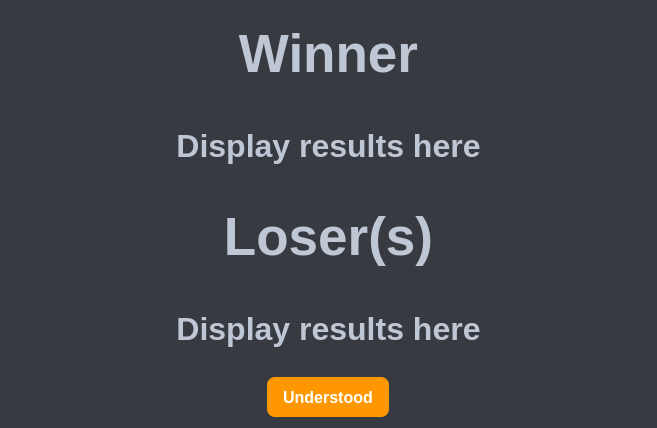
Before: the Qt Designer form view/displaywinner.ui in jaydeelew/poker_game_gui, drawn with Qt 5.
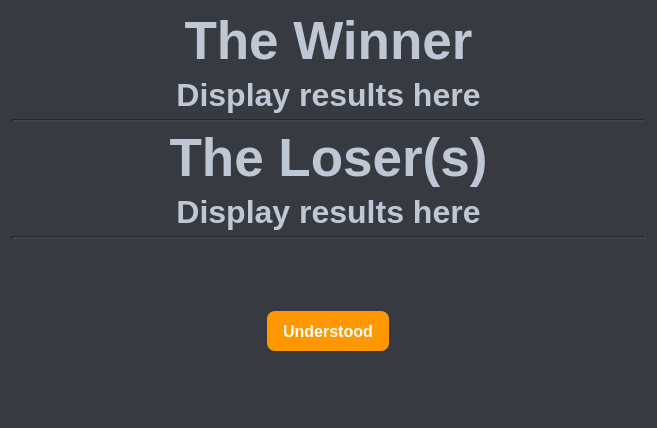
After: the same form once the commit is applied.

Commit message: gui object positioning

```diff
--- a/view/displaywinner.ui
+++ b/view/displaywinner.ui
@@ -58,12 +58,12 @@
      <property name="font">
       <font>
        <family>Segoe UI</family>
-       <pointsize>48</pointsize>
+       <pointsize>40</pointsize>
        <fontweight>Medium</fontweight>
       </font>
      </property>
      <property name="text">
-      <string>Winner</string>
+      <string>The Winner</string>
      </property>
      <property name="alignment">
       <set>Qt::AlignmentFlag::AlignCenter</set>
@@ -87,17 +87,27 @@
      </property>
     </widget>
    </item>
+   <item>
+    <widget class="Line" name="line">
+     <property name="lineWidth">
+      <number>3</number>
+     </property>
+     <property name="orientation">
+      <enum>Qt::Orientation::Horizontal</enum>
+     </property>
+    </widget>
+   </item>
    <item>
     <widget class="QLabel" name="labelLoser">
      <property name="font">
       <font>
        <family>Segoe UI</family>
-       <pointsize>24</pointsize>
+       <pointsize>40</pointsize>
        <fontweight>Medium</fontweight>
       </font>
      </property>
      <property name="text">
-      <string>Loser(s)</string>
+      <string>The Loser(s)</string>
      </property>
      <property name="alignment">
       <set>Qt::AlignmentFlag::AlignCenter</set>
@@ -121,6 +131,29 @@
      </property>
     </widget>
    </item>
+   <item>
+    <widget class="Line" name="line_2">
+     <property name="lineWidth">
+      <number>3</number>
+     </property>
+     <property name="orientation">
+      <enum>Qt::Orientation::Horizontal</enum>
+     </property>
+    </widget>
+   </item>
+   <item>
+    <spacer name="verticalSpacer_2">
+     <property name="orientation">
+      <enum>Qt::Orientation::Vertical</enum>
+     </property>
+     <property name="sizeHint" stdset="0">
+      <size>
+       <width>20</width>
+       <height>40</height>
+      </size>
+     </property>
+    </spacer>
+   </item>
    <item>
     <layout class="QHBoxLayout" name="horizontalLayout">
      <item>
@@ -171,6 +204,19 @@
      </item>
     </layout>
    </item>
+   <item>
+    <spacer name="verticalSpacer">
+     <property name="orientation">
+      <enum>Qt::Orientation::Vertical</enum>
+     </property>
+     <property name="sizeHint" stdset="0">
+      <size>
+       <width>20</width>
+       <height>40</height>
+      </size>
+     </property>
+    </spacer>
+   </item>
   </layout>
  </widget>
  <resources/>
```
The commit also changes 2 other files.
